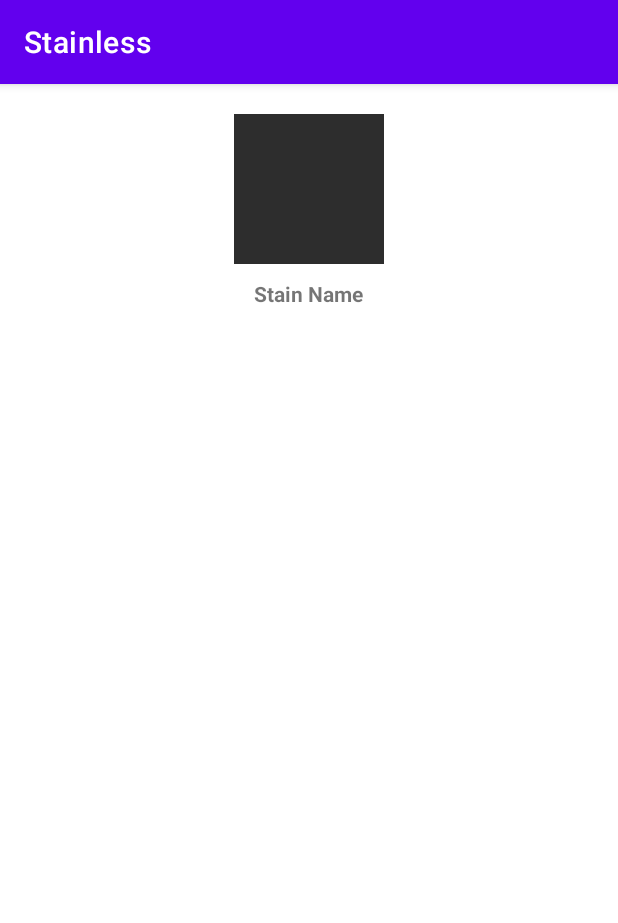
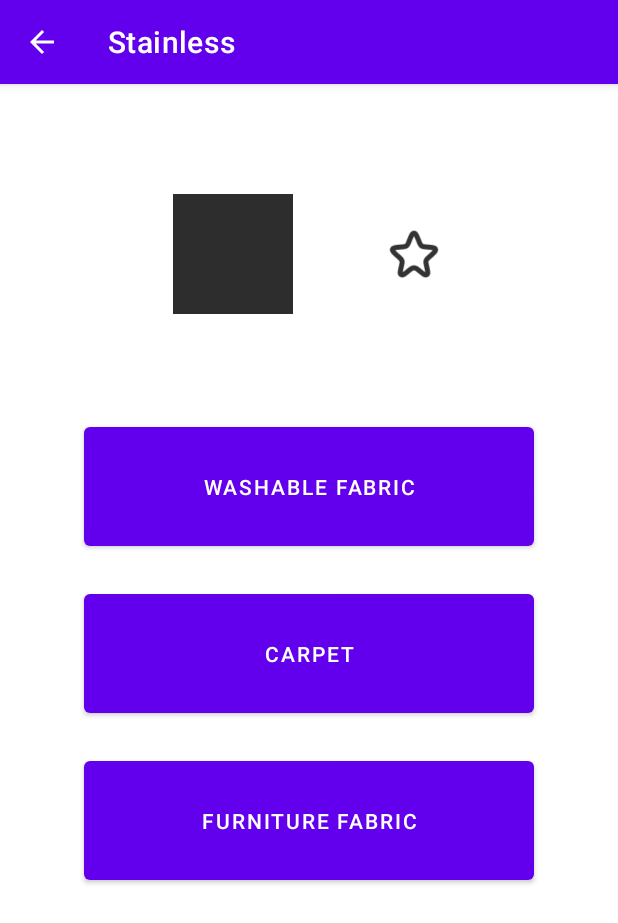
Before and after one commit to tonyjoo974/Stainless, an Android app: the Stain_Activity screen opened directly, with no data from a screen before it, on a phone screen of 412 x 824 dp. Shown: the top 923 px of the screen. Run offline under Robolectric (Android 15) with nearby library versions, the light colour scheme and no system bars; 2 statements that could not run were skipped.

Commit message:
stain_activity layout

```diff
--- a/app/src/main/java/edu/illinois/cs465/stainless/MainActivity.java
+++ b/app/src/main/java/edu/illinois/cs465/stainless/MainActivity.java
@@ -102,4 +102,6 @@ public class MainActivity extends AppCompatActivity {
     }
 
 
+
+
 }
--- a/app/src/main/java/edu/illinois/cs465/stainless/Stain_Activity.java
+++ b/app/src/main/java/edu/illinois/cs465/stainless/Stain_Activity.java
@@ -1,31 +1,71 @@
 package edu.illinois.cs465.stainless;
 
+import androidx.annotation.NonNull;
+import androidx.appcompat.app.ActionBar;
 import androidx.appcompat.app.AppCompatActivity;
+import androidx.core.content.ContextCompat;
 
 import android.content.Intent;
 import android.os.Bundle;
+import android.view.MenuItem;
+import android.widget.CompoundButton;
 import android.widget.ImageView;
 import android.widget.TextView;
+import android.widget.ToggleButton;
 
 public class Stain_Activity extends AppCompatActivity {
 
     private TextView title;
     private ImageView img;
+    ToggleButton toggleButton;
 
     @Override
     protected void onCreate(Bundle savedInstanceState) {
         super.onCreate(savedInstanceState);
         setContentView(R.layout.activity_stain);
 
-//        title = (TextView) findViewById(R.id.txtName);
-//        img = (ImageView) findViewById(R.id.stainThumbnail);
+        // calling the action bar
+        ActionBar actionBar = getSupportActionBar();
+
+        // showing the back button in action bar
+        actionBar.setDisplayHomeAsUpEnabled(true);
+
+        // Add to Favorite
+        toggleButton = (ToggleButton) findViewById(R.id.myToggleButton);
+        toggleButton.setChecked(false);
+        toggleButton.setBackgroundDrawable(ContextCompat.getDrawable(getApplicationContext(), R.drawable.img_star_grey));
+        toggleButton.setOnCheckedChangeListener(new CompoundButton.OnCheckedChangeListener() {
+            @Override
+            public void onCheckedChanged(CompoundButton buttonView, boolean isChecked) {
+                if (isChecked)
+                    toggleButton.setBackgroundDrawable(ContextCompat.getDrawable(getApplicationContext(),R.drawable.img_star_yellow));
+                else
+                    toggleButton.setBackgroundDrawable(ContextCompat.getDrawable(getApplicationContext(), R.drawable.img_star_grey));
+            }
+        });
+
+        title = (TextView) findViewById(R.id.txtName);
+        img = (ImageView) findViewById(R.id.stainThumbnail);
 
         // Receive data
         Intent intent = getIntent();
-        String stainName = intent.getExtras().getString("StainName");
-        int image = intent.getExtras().getInt("Thumbnail");
+        String stainName = intent.getExtras().getString("name");
+        int image = intent.getExtras().getInt("thumbnail");
 
-//        title.setText(stainName);
-//        img.setImageResource(image);
+        title.setText(stainName);
+        img.setImageResource(image);
+
+    }
+
+    // this event will enable the back
+    // function to the button on press
+    @Override
+    public boolean onOptionsItemSelected(@NonNull MenuItem item) {
+        switch (item.getItemId()) {
+            case android.R.id.home:
+                this.finish();
+                return true;
+        }
+        return super.onOptionsItemSelected(item);
     }
 }
--- a/app/src/main/res/layout/activity_main.xml
+++ b/app/src/main/res/layout/activity_main.xml
@@ -76,14 +76,14 @@
         </LinearLayout>
 
         <LinearLayout
+            android:id="@+id/contentView"
             android:layout_width="match_parent"
             android:layout_height="match_parent"
-            android:id="@+id/contentView"
             android:orientation="vertical">
 
         </LinearLayout>
 
-<!--        <include layout="@layout/search_bar"-->
+        <!--        <include layout="@layout/search_bar"-->
 <!--            android:id="@+id/search_layout"/>-->
 
 <!--        <include layout="@layout/recycler_view"-->
--- a/app/src/main/res/layout/activity_stain.xml
+++ b/app/src/main/res/layout/activity_stain.xml
@@ -4,38 +4,82 @@
     xmlns:tools="http://schemas.android.com/tools"
     android:layout_width="match_parent"
     android:layout_height="match_parent"
-    tools:context=".Stain_Activity">
-
-    <androidx.core.widget.NestedScrollView
-        android:layout_width="match_parent"
-        android:layout_height="match_parent"
-        android:layout_marginTop="10dp"
-        android:padding="10dp">
+    tools:context=".Stain_Activity"
+    android:orientation="vertical"
+    >
 
     <LinearLayout
         android:layout_width="match_parent"
-            android:layout_height="match_parent"
+        android:layout_height="127dp"
+        android:layout_marginTop="50dp"
         android:gravity="center"
-            android:orientation="vertical">
+        android:orientation="horizontal">
 
         <ImageView
-                android:layout_width="100dp"
-                android:layout_height="100dp"
+            android:id="@+id/stainThumbnail"
+            android:layout_width="80dp"
+            android:layout_height="80dp"
             android:background="#2d2d2d"
-                android:id="@+id/stainThumbnail"
-                android:scaleType="fitCenter"/>
+            android:gravity="center"
+            android:scaleType="fitCenter" />
 
         <TextView
             android:id="@+id/txtName"
             android:layout_width="wrap_content"
             android:layout_height="wrap_content"
-                android:text="Stain Name"
-                android:layout_marginTop="10dp"
-                android:textSize="14sp"
-                android:textStyle="bold"/>
+            android:gravity="center"
+            android:padding="15dp"
+            android:text="StainName"
+            android:textSize="20sp"
+            android:textStyle="bold" />
+
+        <ToggleButton
+            android:id="@+id/myToggleButton"
+            android:layout_width="40dp"
+            android:layout_height="40dp"
+            android:layout_centerHorizontal="true"
+            android:layout_centerVertical="true"
+            android:layout_marginLeft="30dp"
+            android:textOff=""
+            android:textOn="" />
+
+    </LinearLayout>
+
+    <LinearLayout
+        android:layout_width="match_parent"
+        android:layout_height="365dp"
+        android:layout_marginTop="20dp"
+        android:gravity="center"
+        android:orientation="vertical">
+
+        <Button
+            android:id="@+id/washable_fabric"
+            android:layout_width="300dp"
+            android:layout_height="wrap_content"
+            android:layout_gravity="center"
+            android:layout_margin="10dp"
+            android:padding="30dp"
+            android:text="Washable Fabric"></Button>
+
+        <Button
+            android:id="@+id/carpet"
+            android:layout_width="300dp"
+            android:layout_height="wrap_content"
+            android:layout_gravity="center"
+            android:layout_margin="10dp"
+            android:padding="30dp"
+            android:text="Carpet"></Button>
+
+        <Button
+            android:id="@+id/furniture_fabric"
+            android:layout_width="300dp"
+            android:layout_height="wrap_content"
+            android:layout_gravity="center"
+            android:layout_margin="10dp"
+            android:padding="30dp"
+            android:text="Furniture Fabric"></Button>
+
+    </LinearLayout>
 
 
 </LinearLayout>
-    </androidx.core.widget.NestedScrollView>
-
-</LinearLayout>
```
Also changed, not shown: app/src/main/res/drawable/back_btn.png (added), app/src/main/res/drawable/img_star_grey.png (added), app/src/main/res/drawable/img_star_yellow.png (added). Lines whose indentation alone changed are shown as unchanged.
